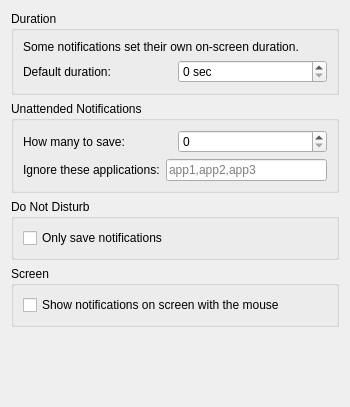
First picture: the form in config/advancedsettings.ui, repository lxqt/lxqt-notificationd, before the edit.
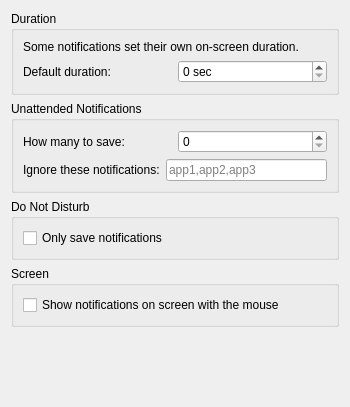
Second picture: the form after the edit.

Commit message: make blacklist label more clear

```diff
--- a/config/advancedsettings.ui
+++ b/config/advancedsettings.ui
@@ -39,7 +39,7 @@
            <string>Use the top of the notification as shown.</string>
           </property>
           <property name="text">
-           <string>Ignore these applications:</string>
+           <string>Ignore these notifications:</string>
           </property>
          </widget>
         </item>
```
